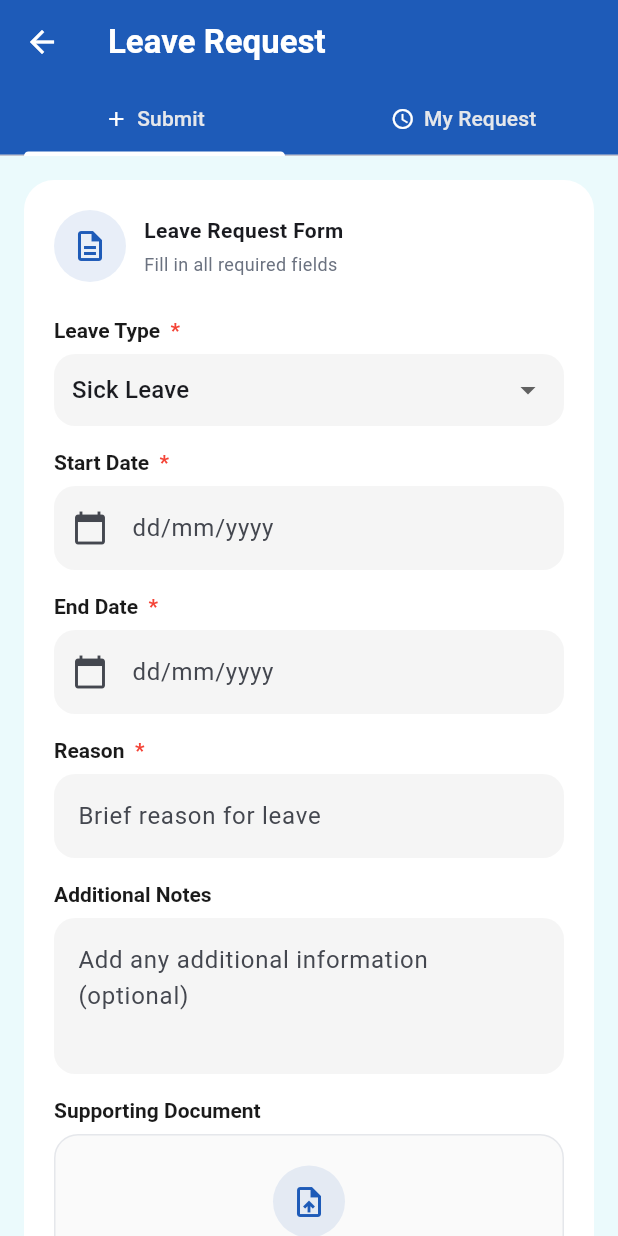
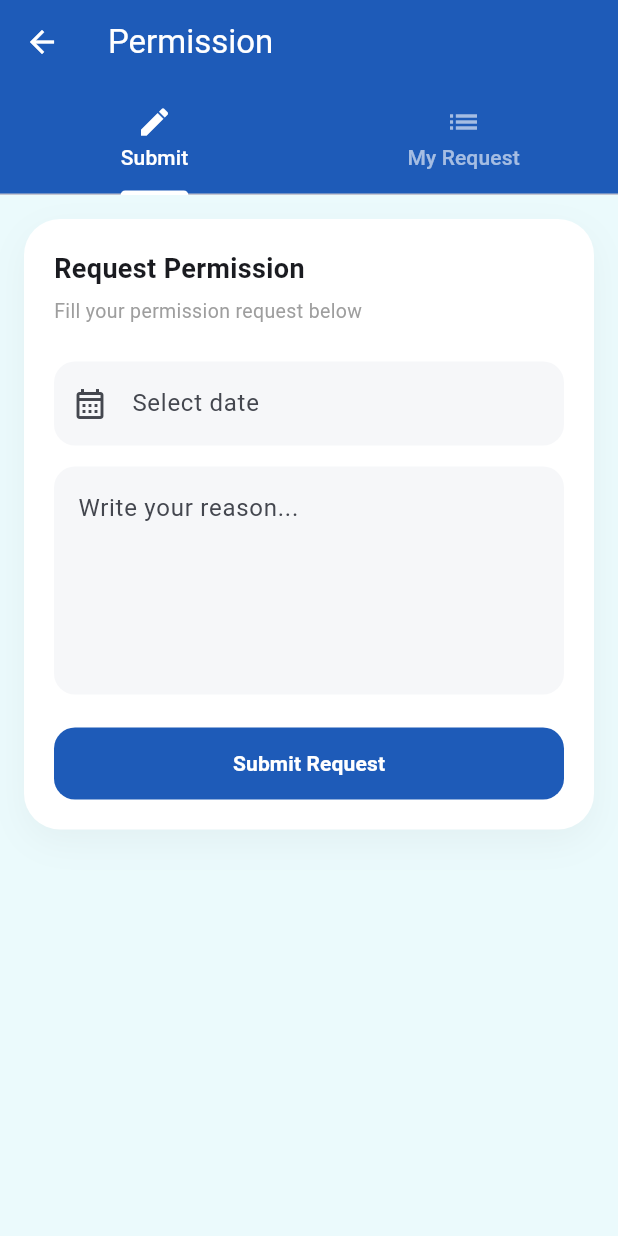
Before and after one commit to yauwwork/app_abesn_ppkd, a Flutter app: the PermissionFormScreen screen opened directly, on a phone screen of 412 x 824 dp. Run offline on Flutter 3.47's test engine with Material 3 defaults, Android fonts, the phone set to English and light mode, and no system bars; our stand-ins replace geolocator, google_maps_flutter, image_picker, shared_preferences; accounts and stored records are empty; network calls fail.

Commit message:
UPDATE_4+UPLOAD_APP_STORE

```diff
--- a/lib/models/screen_models/izin_model.dart
+++ b/lib/models/screen_models/izin_model.dart
@@ -1,17 +1,15 @@
 class IzinModel {
   final String date;
   final String alasanIzin;
+  final String status;
 
   IzinModel({
     required this.date,
     required this.alasanIzin,
+    this.status = "Pending",
   });
 
-  // 🔥 convert ke JSON (buat request body)
   Map<String, dynamic> toJson() {
-    return {
-      "date": date,
-      "alasan_izin": alasanIzin,
-    };
+    return {"date": date, "alasan_izin": alasanIzin};
   }
 }
--- a/lib/views/home_screen.dart
+++ b/lib/views/home_screen.dart
@@ -216,7 +216,7 @@ class _HomeScreenState extends State<HomeScreen> {
   @override
   Widget build(BuildContext context) {
     return Scaffold(
-      backgroundColor: Theme.of(context).scaffoldBackgroundColor,
+      backgroundColor: AppColors.lightBlueCard,
       body: isLoading
           ? const Center(child: CircularProgressIndicator())
           : SafeArea(
@@ -240,7 +240,7 @@ class _HomeScreenState extends State<HomeScreen> {
                               ),
                               SizedBox(width: 8),
                               Text(
-                                "AttendEase",
+                                "WorkZen",
                                 style: TextStyle(
                                   fontWeight: FontWeight.bold,
                                   fontSize: 18,
--- a/lib/views/permission_form_screen.dart
+++ b/lib/views/permission_form_screen.dart
@@ -1,9 +1,7 @@
+import 'package:flutter/material.dart';
 import 'package:app_abesn_ppkd/utils/colors_app.dart';
-import 'package:app_abesn_ppkd/views/permission_request_list_screen.dart';
-import 'package:flutter/material.dart';
-import 'dart:io';
-import 'package:image_picker/image_picker.dart';
-import 'package:app_abesn_ppkd/models/screen_models/permission_model.dart';
+import 'package:app_abesn_ppkd/services/izin_service.dart';
+import 'package:app_abesn_ppkd/models/screen_models/izin_model.dart';
 
 class PermissionFormScreen extends StatefulWidget {
   const PermissionFormScreen({super.key});
@@ -12,19 +10,35 @@ class PermissionFormScreen extends StatefulWidget {
   State<PermissionFormScreen> createState() => _PermissionFormScreenState();
 }
 
-class _PermissionFormScreenState extends State<PermissionFormScreen> {
-  String selectedLeaveType = 'Sick Leave';
+class _PermissionFormScreenState extends State<PermissionFormScreen>
+    with SingleTickerProviderStateMixin {
+  final TextEditingController dateController = TextEditingController();
+  final TextEditingController reasonController = TextEditingController();
 
-  final TextEditingController reasonController = TextEditingController();
-  final TextEditingController notesController = TextEditingController();
-  final TextEditingController startDateController = TextEditingController();
-  final TextEditingController endDateController = TextEditingController();
+  final IzinService izinService = IzinService();
 
-  File? selectedImage;
-  final ImagePicker picker = ImagePicker();
+  bool isLoading = false;
 
-  Future<void> _pickDate(TextEditingController controller) async {
-    DateTime? pickedDate = await showDatePicker(
+  late TabController _tabController;
+
+  final List<IzinModel> izinList = [];
+
+  @override
+  void initState() {
+    super.initState();
+    _tabController = TabController(length: 2, vsync: this);
+  }
+
+  @override
+  void dispose() {
+    dateController.dispose();
+    reasonController.dispose();
+    _tabController.dispose();
+    super.dispose();
+  }
+
+  Future<void> _pickDate() async {
+    final pickedDate = await showDatePicker(
       context: context,
       initialDate: DateTime.now(),
       firstDate: DateTime(2020),
@@ -32,237 +46,175 @@ class _PermissionFormScreenState extends State<PermissionFormScreen> {
     );
 
     if (pickedDate != null) {
-      controller.text =
-          "${pickedDate.day}/${pickedDate.month}/${pickedDate.year}";
-    }
-  }
-
-  Future<void> _pickImage() async {
-    final XFile? image = await picker.pickImage(source: ImageSource.gallery);
-
-    if (image != null) {
       setState(() {
-        selectedImage = File(image.path);
+        dateController.text =
+            "${pickedDate.year}-${pickedDate.month.toString().padLeft(2, '0')}-${pickedDate.day.toString().padLeft(2, '0')}";
       });
     }
   }
 
-  @override
-  void dispose() {
-    reasonController.dispose();
-    notesController.dispose();
-    startDateController.dispose();
-    endDateController.dispose();
-    super.dispose();
+  Future<void> submitIzin() async {
+    if (dateController.text.isEmpty || reasonController.text.isEmpty) {
+      ScaffoldMessenger.of(
+        context,
+      ).showSnackBar(const SnackBar(content: Text("Harap isi semua field")));
+      return;
+    }
+
+    setState(() => isLoading = true);
+
+    try {
+      final izin = IzinModel(
+        date: dateController.text,
+        alasanIzin: reasonController.text,
+      );
+
+      await izinService.sendIzin(izin);
+
+      setState(() {
+        izinList.insert(0, izin);
+        dateController.clear();
+        reasonController.clear();
+      });
+
+      if (!mounted) return;
+
+      ScaffoldMessenger.of(
+        context,
+      ).showSnackBar(const SnackBar(content: Text("Izin berhasil dikirim")));
+
+      _tabController.animateTo(1);
+    } catch (e) {
+      if (!mounted) return;
+      ScaffoldMessenger.of(
+        context,
+      ).showSnackBar(SnackBar(content: Text("Error: $e")));
+    } finally {
+      setState(() => isLoading = false);
+    }
   }
 
   @override
   Widget build(BuildContext context) {
-    return DefaultTabController(
-      length: 2,
-      child: Scaffold(
+    return Scaffold(
       backgroundColor: AppColors.lightBlueCard,
+
       appBar: AppBar(
         backgroundColor: AppColors.primary,
-          elevation: 0,
-          leading: const BackButton(color: AppColors.card),
-          title: const Text(
-            "Leave Request",
-            style: TextStyle(
-              color: AppColors.card,
-              fontWeight: FontWeight.bold,
-            ),
-          ),
-          bottom: const TabBar(
+        title: const Text("Permission", style: TextStyle(color: Colors.white)),
+        bottom: TabBar(
+          controller: _tabController,
           indicatorColor: Colors.white,
-            tabs: [
-              Tab(
-                child: Row(
-                  mainAxisAlignment: MainAxisAlignment.center,
-                  children: [
-                    Icon(Icons.add, size: 16, color: Colors.white),
-                    SizedBox(width: 6),
-                    Text("Submit", style: TextStyle(color: AppColors.border)),
-                  ],
-                ),
-              ),
-              Tab(
-                child: Row(
-                  mainAxisAlignment: MainAxisAlignment.center,
-                  children: [
-                    Icon(Icons.access_time, size: 16, color: Colors.white),
-                    SizedBox(width: 6),
-                    Text(
-                      "My Request",
-                      style: TextStyle(color: AppColors.border),
-                    ),
-                  ],
-                ),
-              ),
+          labelColor: Colors.white,
+          unselectedLabelColor: Colors.white60,
+          tabs: const [
+            Tab(icon: Icon(Icons.edit), text: "Submit"),
+            Tab(icon: Icon(Icons.list), text: "My Request"),
           ],
         ),
       ),
 
-        // 🔥 TAB VIEW
-        body: TabBarView(children: [_buildSubmitForm(), _buildMyRequest()]),
+      body: TabBarView(
+        controller: _tabController,
+        children: [_buildForm(), _buildList()],
       ),
     );
   }
 
-  // 🔥 SUBMIT FORM (ISI LAMA LO)
-  Widget _buildSubmitForm() {
+  // ================= CLEAN MODERN FORM =================
+  Widget _buildForm() {
     return SingleChildScrollView(
       padding: const EdgeInsets.all(16),
       child: Container(
         padding: const EdgeInsets.all(20),
         decoration: BoxDecoration(
-          color: AppColors.card,
-          borderRadius: BorderRadius.circular(20),
+          color: Colors.white,
+          borderRadius: BorderRadius.circular(24),
+          boxShadow: [
+            BoxShadow(
+              color: Colors.black.withOpacity(0.04),
+              blurRadius: 20,
+              offset: const Offset(0, 8),
+            ),
+          ],
         ),
         child: Column(
           crossAxisAlignment: CrossAxisAlignment.start,
           children: [
-            // HEADER
-            Row(
-              children: [
-                Container(
-                  padding: const EdgeInsets.all(12),
-                  decoration: BoxDecoration(
-                    color: AppColors.primary.withOpacity(0.1),
-                    shape: BoxShape.circle,
+            const Text(
+              "Request Permission",
+              style: TextStyle(fontSize: 18, fontWeight: FontWeight.w700),
             ),
-                  child: const Icon(
-                    Icons.description_outlined,
-                    color: AppColors.primary,
-                  ),
-                ),
-                const SizedBox(width: 12),
-                Column(
-                  crossAxisAlignment: CrossAxisAlignment.start,
-                  children: const [
+
+            const SizedBox(height: 6),
             Text(
-                      "Leave Request Form",
-                      style: TextStyle(fontWeight: FontWeight.bold),
-                    ),
-                    SizedBox(height: 4),
-                    Text(
-                      "Fill in all required fields",
-                      style: TextStyle(
-                        fontSize: 12,
-                        color: AppColors.textSecondary,
-                      ),
-                    ),
-                  ],
-                ),
-              ],
+              "Fill your permission request below",
+              style: TextStyle(fontSize: 13, color: Colors.grey.shade500),
             ),
 
             const SizedBox(height: 24),
 
-            _label("Leave Type *"),
-            const SizedBox(height: 8),
-            _dropdown(),
-
-            const SizedBox(height: 16),
-
-            _label("Start Date *"),
-            const SizedBox(height: 8),
-            _input(
-              startDateController,
-              "dd/mm/yyyy",
-              icon: Icons.calendar_today,
+            TextField(
+              controller: dateController,
+              readOnly: true,
+              onTap: _pickDate,
+              decoration: InputDecoration(
+                hintText: "Select date",
+                prefixIcon: const Icon(Icons.calendar_month_outlined),
+                filled: true,
+                fillColor: const Color(0xFFF6F7F9),
+                border: OutlineInputBorder(
+                  borderRadius: BorderRadius.circular(14),
+                  borderSide: BorderSide.none,
+                ),
+              ),
             ),
 
-            const SizedBox(height: 16),
+            const SizedBox(height: 14),
 
-            _label("End Date *"),
-            const SizedBox(height: 8),
-            _input(endDateController, "dd/mm/yyyy", icon: Icons.calendar_today),
-
-            const SizedBox(height: 16),
-
-            _label("Reason *"),
-            const SizedBox(height: 8),
-            _input(reasonController, "Brief reason for leave"),
-
-            const SizedBox(height: 16),
-
-            _label("Additional Notes"),
-            const SizedBox(height: 8),
-            _input(
-              notesController,
-              "Add any additional information (optional)",
-              maxLines: 3,
+            TextField(
+              controller: reasonController,
+              maxLines: 5,
+              decoration: InputDecoration(
+                hintText: "Write your reason...",
+                filled: true,
+                fillColor: const Color(0xFFF6F7F9),
+                border: OutlineInputBorder(
+                  borderRadius: BorderRadius.circular(14),
+                  borderSide: BorderSide.none,
+                ),
+              ),
             ),
 
-            const SizedBox(height: 16),
-
-            _label("Supporting Document"),
-            const SizedBox(height: 8),
-            _uploadBox(),
-
-            const SizedBox(height: 24),
+            const SizedBox(height: 22),
 
             SizedBox(
               width: double.infinity,
-              height: 50,
+              height: 48,
               child: ElevatedButton(
-                onPressed: () {
-                  // 🔥 VALIDASI
-                  if (startDateController.text.isEmpty ||
-                      endDateController.text.isEmpty ||
-                      reasonController.text.isEmpty) {
-                    ScaffoldMessenger.of(context).showSnackBar(
-                      const SnackBar(
-                        content: Text("Please fill all required fields"),
-                      ),
-                    );
-                    return;
-                  }
-
-                  // 🔥 SIMPAN DATA
-                  permissionList.add(
-                    PermissionModel(
-                      type: selectedLeaveType,
-                      startDate: startDateController.text,
-                      endDate: endDateController.text,
-                      reason: reasonController.text,
-                      notes: notesController.text,
-                      status: "Pending",
-                      imagePath: selectedImage?.path,
-                    ),
-                  );
-
-                  // 🔥 RESET FORM
-                  startDateController.clear();
-                  endDateController.clear();
-                  reasonController.clear();
-                  notesController.clear();
-
-                  setState(() {
-                    selectedImage = null;
-                  });
-
-                  // 🔥 PINDAH KE TAB "MY REQUEST"
-                  DefaultTabController.of(context).animateTo(1);
-
-                  ScaffoldMessenger.of(context).showSnackBar(
-                    const SnackBar(
-                      content: Text("Request submitted successfully"),
-                    ),
-                  );
-                },
+                onPressed: isLoading ? null : submitIzin,
                 style: ElevatedButton.styleFrom(
                   backgroundColor: AppColors.primary,
+                  elevation: 0,
                   shape: RoundedRectangleBorder(
                     borderRadius: BorderRadius.circular(14),
                   ),
                 ),
-                child: const Text(
+                child: isLoading
+                    ? const SizedBox(
+                        width: 18,
+                        height: 18,
+                        child: CircularProgressIndicator(
+                          color: Colors.white,
+                          strokeWidth: 2,
+                        ),
+                      )
+                    : const Text(
                         "Submit Request",
                         style: TextStyle(
+                          fontSize: 14,
+                          fontWeight: FontWeight.w600,
                           color: Colors.white,
-                    fontWeight: FontWeight.bold,
                         ),
                       ),
               ),
@@ -273,138 +225,96 @@ class _PermissionFormScreenState extends State<PermissionFormScreen> {
     );
   }
 
-  // 🔥 MY REQUEST (DUMMY DULU)
-  Widget _buildMyRequest() {
-    return const PermissionRequestScreen();
-  }
-
-  // ================= COMPONENT =================
-
-  Widget _label(String text) {
-    bool isRequired = text.contains("*");
-
-    return RichText(
-      text: TextSpan(
-        text: text.replaceAll("*", ""),
-        style: const TextStyle(
-          fontWeight: FontWeight.w600,
-          color: AppColors.textPrimary,
+  // ================= CLEAN MODERN LIST =================
+  Widget _buildList() {
+    if (izinList.isEmpty) {
+      return Center(
+        child: Column(
+          mainAxisAlignment: MainAxisAlignment.center,
+          children: [
+            Icon(Icons.inbox_outlined, size: 60, color: Colors.grey.shade300),
+            const SizedBox(height: 10),
+            Text(
+              "No request yet",
+              style: TextStyle(color: Colors.grey.shade500),
             ),
-        children: isRequired
-            ? [
-                const TextSpan(
-                  text: " *",
-                  style: TextStyle(color: Colors.red),
-                ),
-              ]
-            : [],
+          ],
         ),
       );
     }
 
-  Widget _input(
-    TextEditingController controller,
-    String hint, {
-    int maxLines = 1,
-    IconData? icon,
-  }) {
-    return TextField(
-      controller: controller,
-      maxLines: maxLines,
-      readOnly: icon != null,
-      onTap: icon != null ? () => _pickDate(controller) : null,
-      decoration: InputDecoration(
-        hintText: hint,
-        prefixIcon: icon != null ? Icon(icon) : null,
-        filled: true,
-        fillColor: Colors.grey.shade100,
-        border: OutlineInputBorder(
-          borderRadius: BorderRadius.circular(14),
-          borderSide: BorderSide.none,
+    return ListView.builder(
+      padding: const EdgeInsets.all(16),
+      itemCount: izinList.length,
+      itemBuilder: (context, index) {
+        final item = izinList[index];
+
+        return Container(
+          margin: const EdgeInsets.only(bottom: 14),
+          padding: const EdgeInsets.all(16),
+          decoration: BoxDecoration(
+            color: Colors.white,
+            borderRadius: BorderRadius.circular(18),
+            boxShadow: [
+              BoxShadow(
+                color: Colors.black.withOpacity(0.04),
+                blurRadius: 18,
+                offset: const Offset(0, 6),
+              ),
+            ],
+          ),
+          child: Column(
+            crossAxisAlignment: CrossAxisAlignment.start,
+            children: [
+              Row(
+                mainAxisAlignment: MainAxisAlignment.spaceBetween,
+                children: const [
+                  Text(
+                    "Permission Request",
+                    style: TextStyle(fontSize: 14, fontWeight: FontWeight.w700),
+                  ),
+                  Text(
+                    "Pending",
+                    style: TextStyle(
+                      fontSize: 11,
+                      fontWeight: FontWeight.w600,
+                      color: Colors.orange,
                     ),
                   ),
-    );
-  }
+                ],
+              ),
 
-  Widget _dropdown() {
-    return Container(
-      padding: const EdgeInsets.symmetric(horizontal: 12),
-      decoration: BoxDecoration(
-        color: Colors.grey.shade100,
-        borderRadius: BorderRadius.circular(14),
-      ),
-      child: DropdownButtonHideUnderline(
-        child: DropdownButton<String>(
-          value: selectedLeaveType,
-          isExpanded: true,
-          items: const [
-            DropdownMenuItem(value: 'Sick Leave', child: Text('Sick Leave')),
-            DropdownMenuItem(
-              value: 'Annual Leave',
-              child: Text('Annual Leave'),
-            ),
-            DropdownMenuItem(
-              value: 'Personal Leave',
-              child: Text('Personal Leave'),
+              const SizedBox(height: 10),
+
+              Row(
+                children: [
+                  Icon(Icons.schedule, size: 14, color: Colors.grey),
+                  const SizedBox(width: 6),
+                  Text(
+                    item.date,
+                    style: TextStyle(fontSize: 12, color: Colors.grey.shade600),
                   ),
                 ],
-          onChanged: (value) {
-            setState(() {
-              selectedLeaveType = value!;
-            });
-          },
+              ),
+
+              const SizedBox(height: 12),
+
+              Container(
+                width: double.infinity,
+                padding: const EdgeInsets.all(12),
+                decoration: BoxDecoration(
+                  color: const Color(0xFFF6F7F9),
+                  borderRadius: BorderRadius.circular(12),
+                ),
+                child: Text(
+                  item.alasanIzin,
+                  style: const TextStyle(fontSize: 13, height: 1.4),
                 ),
               ),
-    );
-  }
-
-  Widget _uploadBox() {
-    return GestureDetector(
-      onTap: _pickImage,
-      child: Container(
-        width: double.infinity,
-        padding: const EdgeInsets.all(20),
-        decoration: BoxDecoration(
-          borderRadius: BorderRadius.circular(16),
-          border: Border.all(color: AppColors.border),
-          color: Colors.grey.shade50,
-        ),
-        child: Column(
-          children: [
-            if (selectedImage != null) ...[
-              ClipRRect(
-                borderRadius: BorderRadius.circular(12),
-                child: Image.file(
-                  selectedImage!,
-                  height: 120,
-                  fit: BoxFit.cover,
-                ),
-              ),
-              const SizedBox(height: 10),
-              const Text("Tap to change image", style: TextStyle(fontSize: 12)),
-            ] else ...[
-              Container(
-                padding: const EdgeInsets.all(12),
-                decoration: BoxDecoration(
-                  color: AppColors.primary.withOpacity(0.1),
-                  shape: BoxShape.circle,
-                ),
-                child: const Icon(Icons.upload_file, color: AppColors.primary),
-              ),
-              const SizedBox(height: 10),
-              const Text(
-                "Tap to upload document",
-                style: TextStyle(fontWeight: FontWeight.w500),
-              ),
-              const SizedBox(height: 4),
-              const Text(
-                "PDF, JPG, PNG up to 5MB",
-                style: TextStyle(fontSize: 12, color: AppColors.textSecondary),
-              ),
-            ],
             ],
           ),
-      ),
+        );
+      },
     );
   }
 }
--- a/lib/views/profile_screen.dart
+++ b/lib/views/profile_screen.dart
@@ -73,7 +73,7 @@ class _ProfileScreenState extends State<ProfileScreen> {
   @override
   Widget build(BuildContext context) {
     return Scaffold(
-      backgroundColor: AppColors.background,
+      backgroundColor: AppColors.lightBlueCard,
       appBar: AppBar(
         backgroundColor: AppColors.primary,
         elevation: 0,
```
Also changed, not shown: lib/widgets/permission_card.dart (+46 -56 lines), pubspec.yaml (+11 -3 lines), assets/images/logo/WorkZen_Logo.png (added), pubspec.lock, 40 other files. Lines whose indentation alone changed are shown as unchanged.
